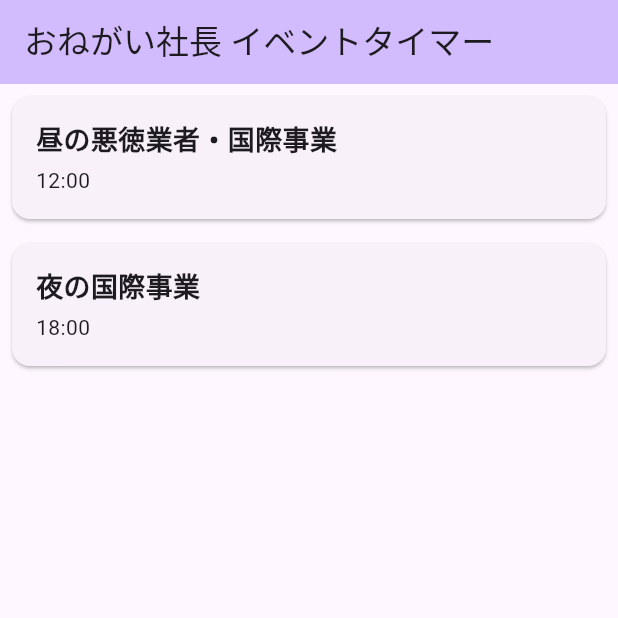
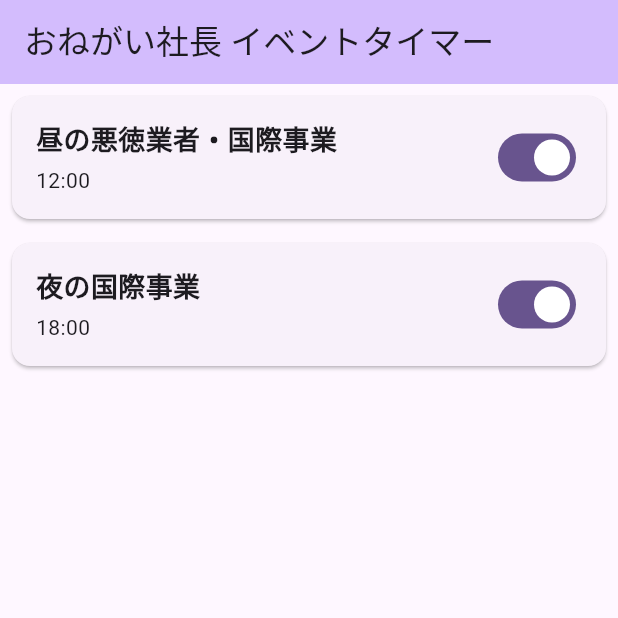
Before and after one commit to zawa-kun/onesha-timer-app, a Flutter app: the screen it shows after launch, on a phone screen of 412 x 824 dp, the top half of it. Run offline on Flutter 3.47's test engine with Material 3 defaults, Android fonts, the phone set to English and light mode, and no system bars; our stand-ins replace flutter_local_notifications, shared_preferences, timezone.

Commit message:
feat: 通知オン/オフの実装
スイッチUIの実装とAppEventクラスにisEnabled属性の追加、ステートの管理

トグル切り替え時にスケジュール済みのイベントをリセットし、isEnabledがtrueになっているものを再スケジューリング

```diff
--- a/lib/main.dart
+++ b/lib/main.dart
@@ -12,7 +12,7 @@ void main() async {
   // 権限のリクエスト
   await requestNoificationPermissions();
   // 既存の通知をすべてキャンセル(起動毎に通知が追加され,通知重複を防ぐため。)
-  await cancelAllNotification();
+  await cancelAllNotifications();
   // 保存されているイベントを読み込む.
   List<AppEvent> appEvents = await loadAppEvents();
 
@@ -25,6 +25,7 @@ void main() async {
         body: '昼の悪徳業者、国際事業の時間です！',
         hour: 12,
         minute: 0,
+        isEnabled: true,
       ),
       const AppEvent(
         id: 1,
@@ -32,6 +33,7 @@ void main() async {
         body: '夜の国際事業の時間です！',
         hour: 18,
         minute: 0,
+        isEnabled: true,
       ),
     ];
     await saveAppEvents(appEvents); //デフォルトイベントを保存
--- a/lib/models/app_event.dart
+++ b/lib/models/app_event.dart
@@ -5,6 +5,7 @@ class AppEvent {
   final String body;
   final int hour;
   final int minute;
+  final bool isEnabled;
 
   const AppEvent({
     required this.id,
@@ -12,6 +13,7 @@ class AppEvent {
     required this.body,
     required this.hour,
     required this.minute,
+    this.isEnabled = true, // デフォルトはtrue(有効)
   });
 
   // AppEventオブジェクトからMap（JSONに変換しやすい形式）を作成するファクトリメソッド
@@ -21,6 +23,7 @@ class AppEvent {
     'body': body,
     'hour': hour,
     'minute': minute,
+    'isEnabled': isEnabled,
   };
 
   // Map(JSONから読み込んだ形式)からAppEventオブジェクトを作成するファクトリコンストラクタ
@@ -31,6 +34,7 @@ class AppEvent {
       body: json['body'] as String,
       hour: json['hour'] as int,
       minute: json['minute'] as int,
+      isEnabled: json['isEnabled'] as bool,
     );
   }
 }
--- a/lib/screens/home_screens.dart
+++ b/lib/screens/home_screens.dart
@@ -3,6 +3,7 @@ import 'package:flutter_local_notifications/flutter_local_notifications.dart';
 import 'package:onesha_timer_app/services/event_storage_service.dart';
 import 'package:onesha_timer_app/services/notification_service.dart';
 import 'package:onesha_timer_app/models/app_event.dart';
+
 
 class MyHomePage extends StatefulWidget {
   const MyHomePage({super.key, required this.title});
@@ -21,6 +22,33 @@ class _MyHomePageState extends State<MyHomePage> {
     _loadAppEvents();
   }
 
+  // イベントの有効／無効を切り替えるメソッド
+  Future<void> _toggleEventEnabled(int index, bool newValue) async {
+    // リストのコピーを作成し、特定のイベントの状態を更新
+    final updatedEvents = List<AppEvent>.from(_appEvents);
+    updatedEvents[index] = AppEvent(
+      id: updatedEvents[index].id,
+      title: updatedEvents[index].title,
+      body: updatedEvents[index].body,
+      hour: updatedEvents[index].hour,
+      minute: updatedEvents[index].minute,
+      isEnabled: newValue, // 新しい状態を設定
+    );
+
+    // 状態を更新しUI再描画
+    setState(() {
+      _appEvents = updatedEvents;
+    });
+
+    // 変更の永続化
+    await saveAppEvents(_appEvents);
+
+    // 通知を再スケジュール
+    await scheduleAppEventsNotifications(_appEvents);
+    debugPrint('eventID: ${updatedEvents[index].id} の通知を無効化しました');
+  }
+
+  // デバッグ用：ローカルにスケジュール済みのイベントの取得（コンソール表示）
   Future<void> _checkPendingNotificationRequests() async {
     final List<PendingNotificationRequest> pendingNotificationRequests =
         await flutterLocalNotificationsPlugin.pendingNotificationRequests();
@@ -44,6 +72,7 @@ class _MyHomePageState extends State<MyHomePage> {
 
     debugPrint('${_appEvents.length}件のイベントをステートに保持しました。');
   }
+
   @override
   Widget build(BuildContext context) {
       return Scaffold(
@@ -51,13 +80,13 @@ class _MyHomePageState extends State<MyHomePage> {
           backgroundColor: Theme.of(context).colorScheme.inversePrimary,
           title: Text(widget.title),
         ),
-      body: _appEvents.isEmpty //　イベントの有無によって表示内容変更
-      ? Center(
+        body: _appEvents.isEmpty
+            ? const Center(
                 child: Column(
                   mainAxisAlignment: MainAxisAlignment.center,
                   children: <Widget>[
-            const Text(
-              '登録イベントはここに表示',
+                    Text(
+                      '登録イベントはありません。',
                       style: TextStyle(fontSize: 18),
                       textAlign: TextAlign.center,
                     ),
@@ -68,10 +97,14 @@ class _MyHomePageState extends State<MyHomePage> {
                 itemCount: _appEvents.length,
                 itemBuilder: (context, index) {
                   final event = _appEvents[index];
-          return Card( //各イベントをカードとして表示
+                  return Card(
                     margin: const EdgeInsets.all(8.0),
                     child: Padding(
                       padding: const EdgeInsets.all(16.0),
+                      child: Row( // Row を使って内容とスイッチを横並びにする
+                        mainAxisAlignment: MainAxisAlignment.spaceBetween, // 両端に配置
+                        children: [
+                          Expanded( // テキスト部分がスペースを最大限使うように
                             child: Column(
                               crossAxisAlignment: CrossAxisAlignment.start,
                               children: [
@@ -81,7 +114,17 @@ class _MyHomePageState extends State<MyHomePage> {
                                       fontSize: 18, fontWeight: FontWeight.bold),
                                 ),
                                 const SizedBox(height: 4),
-                Text('${event.hour.toString().padLeft(2, '0')}:${event.minute.toString().padLeft(2, '0')}'),
+                                Text(
+                                    '${event.hour.toString().padLeft(2, '0')}:${event.minute.toString().padLeft(2, '0')}'),
+                              ],
+                            ),
+                          ),
+                          Switch( // ★ここから追加
+                            value: event.isEnabled, // 現在のオン/オフ状態
+                            onChanged: (newValue) {
+                              _toggleEventEnabled(index, newValue); // スイッチが切り替わったときの処理
+                            },
+                          ), // ★ここまで追加
                         ],
                       ),
                     ),
```
Also changed, not shown: lib/services/notification_service.dart (+24 -2 lines). Lines whose indentation alone changed are shown as unchanged.
